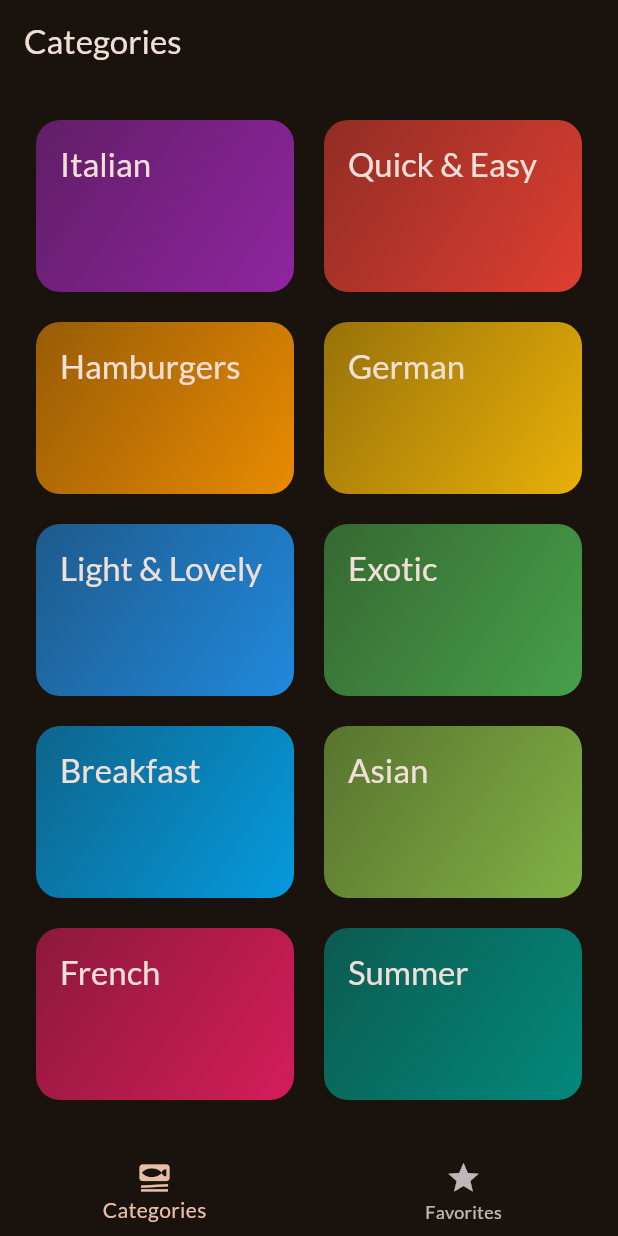
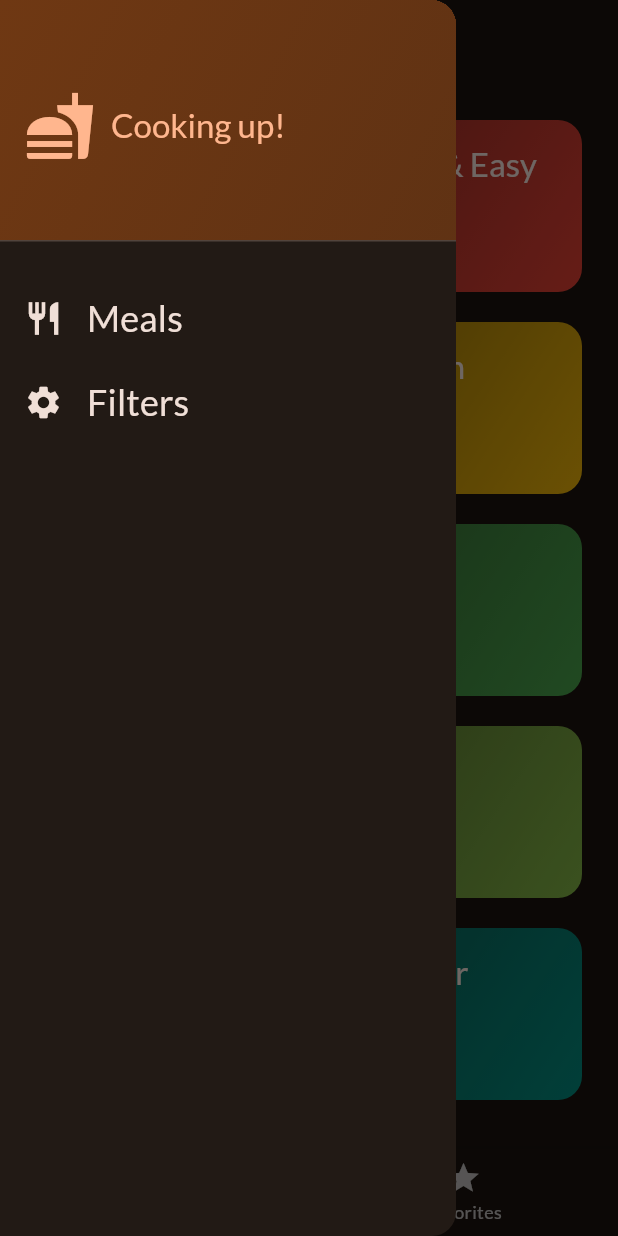
Before and after one commit to naolselemon/FlutterMealApp, a Flutter app: the screen it shows after launch, with the side drawer open (before the commit the screen has no drawer), on a phone screen of 412 x 824 dp. Run offline on Flutter 3.47's test engine with Material 3 defaults, Android fonts, the phone set to English and light mode, and no system bars; our stand-ins replace google_fonts, transparent_image.

Commit message:
drawer menu and filter screen is completed

```diff
--- a/lib/main.dart
+++ b/lib/main.dart
@@ -1,6 +1,6 @@
 import 'package:flutter/material.dart';
 import 'package:google_fonts/google_fonts.dart';
-import 'package:meal_app/screens/categories.dart';
+
 import 'package:meal_app/screens/tabs.dart';
 
 final theme = ThemeData(
--- a/lib/screens/tabs.dart
+++ b/lib/screens/tabs.dart
@@ -1,7 +1,10 @@
 import 'package:flutter/material.dart';
+
 import 'package:meal_app/models/meal.dart';
 import 'package:meal_app/screens/categories.dart';
+import 'package:meal_app/screens/filters.dart';
 import 'package:meal_app/screens/meals.dart';
+import 'package:meal_app/widgets/main_drawer.dart';
 
 class TabScreen extends StatefulWidget {
   const TabScreen({super.key});
@@ -17,6 +20,14 @@ class _TabScreenState extends State<TabScreen> {
     setState(() {
       selectedIndex = index;
     });
+  }
+
+  void _setDrawerScreen(String identifier) {
+    Navigator.of(context).pop();
+    if (identifier == "Filters") {
+      Navigator.push(
+          context, MaterialPageRoute(builder: (ctx) => const FiltersScreen()));
+    }
   }
 
   void _showMessage(String message) {
@@ -60,6 +71,9 @@ class _TabScreenState extends State<TabScreen> {
     }
 
     return Scaffold(
+      drawer: MainDrawer(
+        onDrawerItemSelect: _setDrawerScreen,
+      ),
       appBar: AppBar(
         title: Text(activePageTitle),
       ),
--- /dev/null
+++ b/lib/widgets/main_drawer.dart
@@ -0,0 +1,55 @@
+import 'package:flutter/material.dart';
+import 'package:meal_app/widgets/sub_drawer.dart';
+
+class MainDrawer extends StatelessWidget {
+  const MainDrawer({super.key, required this.onDrawerItemSelect});
+
+  final void Function(String identifier) onDrawerItemSelect;
+  @override
+  Widget build(BuildContext context) {
+    return Drawer(
+      child: Column(
+        children: [
+          DrawerHeader(
+            decoration: BoxDecoration(
+                gradient: LinearGradient(
+              colors: [
+                Theme.of(context).colorScheme.primaryContainer,
+                Theme.of(context).colorScheme.primaryContainer.withOpacity(0.8),
+              ],
+              begin: Alignment.topLeft,
+              end: Alignment.bottomRight,
+            )),
+            child: Row(
+              children: [
+                Icon(
+                  Icons.fastfood,
+                  size: 48,
+                  color: Theme.of(context).colorScheme.primary,
+                ),
+                const SizedBox(width: 10),
+                Text('Cooking up!',
+                    style: Theme.of(context).textTheme.titleLarge!.copyWith(
+                          color: Theme.of(context).colorScheme.primary,
+                        )),
+              ],
+            ),
+          ),
+          const SizedBox(
+            height: 15,
+          ),
+          SubDrawer(
+            icon: Icons.restaurant,
+            label: "Meals",
+            onDrawerItemClick: (identifier) => onDrawerItemSelect("Meals"),
+          ),
+          SubDrawer(
+            icon: Icons.settings,
+            label: "Filters",
+            onDrawerItemClick: (identifier) => onDrawerItemSelect("Filters"),
+          )
+        ],
+      ),
+    );
+  }
+}
--- /dev/null
+++ b/lib/widgets/sub_drawer.dart
@@ -0,0 +1,33 @@
+import 'package:flutter/material.dart';
+
+class SubDrawer extends StatelessWidget {
+  const SubDrawer(
+      {super.key,
+      required this.icon,
+      required this.label,
+      required this.onDrawerItemClick});
+  final IconData icon;
+  final String label;
+  final void Function(String identifier) onDrawerItemClick;
+
+  @override
+  Widget build(BuildContext context) {
+    return ListTile(
+      leading: Icon(
+        icon,
+        size: 26,
+        color: Theme.of(context).colorScheme.onSurface,
+      ),
+      title: Text(
+        label,
+        style: Theme.of(context).textTheme.titleSmall!.copyWith(
+              color: Theme.of(context).colorScheme.onSurface,
+              fontSize: 24,
+            ),
+      ),
+      onTap: () {
+        onDrawerItemClick(label);
+      },
+    );
+  }
+}
```
Also changed, not shown: lib/screens/filters.dart (added, +52 -0 lines).
